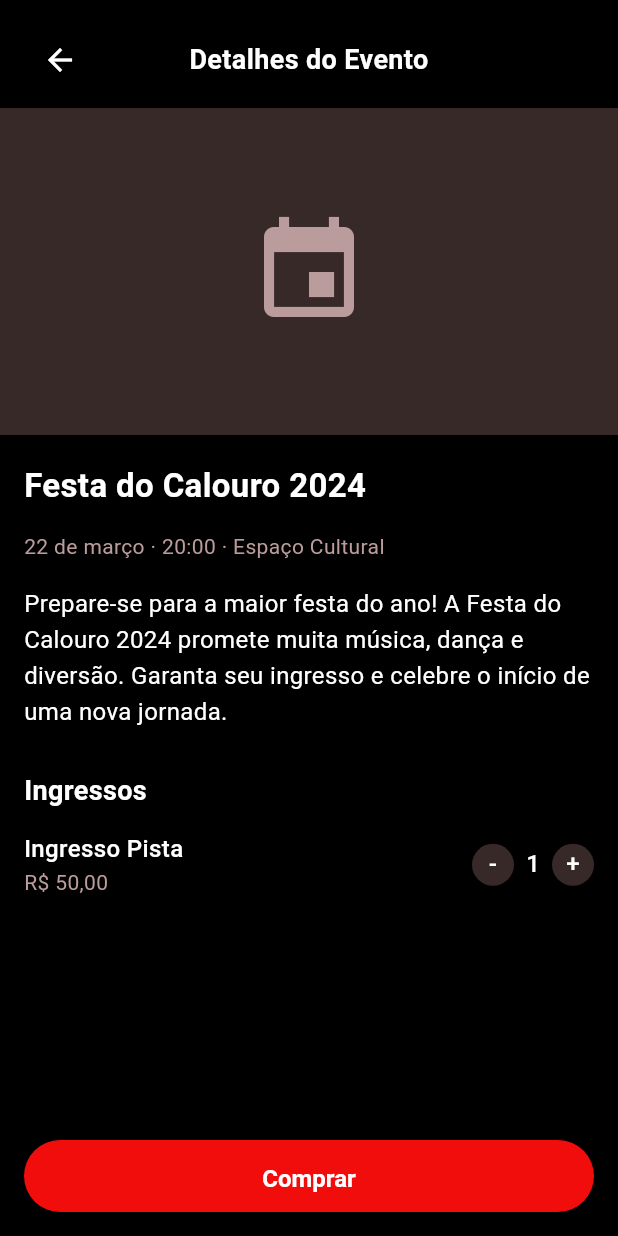
After one commit to VictorClarindo/borae-app, a Flutter app: the EventDetailsScreen screen opened by its route, on a phone screen of 412 x 824 dp. The commit adds this screen. Run offline on Flutter 3.47's test engine with Material 3 defaults, Android fonts, the phone set to English and light mode, and no system bars; Roboto replaces fonts that are missing (SplineSans).

Commit message:
Ajustes tela eventos

```diff
--- a/lib/main.dart
+++ b/lib/main.dart
@@ -3,6 +3,8 @@ import 'package:flutter/material.dart';
 import 'screens/auth/login.dart';
 import 'screens/auth/register.dart';
 import 'screens/event/createEvent.dart';
+import 'screens/event/event_details_screen.dart';
+import 'screens/event/purchase_success_screen.dart';
 import 'screens/main/main_screen.dart';
 import 'screens/tickets/tickets_screen.dart';
 import 'utils/app_colors.dart';
@@ -91,6 +93,8 @@ class BoraEApp extends StatelessWidget {
             const MainScreen(), // Tela principal com navegação animada
         AppRoutes.TICKETS: (context) => const TicketsScreen(),
         AppRoutes.CREATE_EVENT: (context) => const CreateEventScreen(),
+        AppRoutes.EVENT_DETAILS: (context) => const EventDetailsScreen(),
+        AppRoutes.PURCHASE_SUCCESS: (context) => const PurchaseSuccessScreen(),
       },
     );
   }
--- /dev/null
+++ b/lib/screens/event/event_details_screen.dart
@@ -0,0 +1,287 @@
+import 'package:flutter/material.dart';
+import '../../utils/app_colors.dart';
+import '../../utils/app_routes.dart';
+
+class EventDetailsScreen extends StatefulWidget {
+  const EventDetailsScreen({super.key});
+
+  @override
+  State<EventDetailsScreen> createState() => _EventDetailsScreenState();
+}
+
+class _EventDetailsScreenState extends State<EventDetailsScreen> {
+  int _ticketQuantity = 1;
+  Map<String, String>? eventData;
+
+  @override
+  void didChangeDependencies() {
+    super.didChangeDependencies();
+    eventData = ModalRoute.of(context)?.settings.arguments as Map<String, String>?;
+  }
+
+  @override
+  Widget build(BuildContext context) {
+    return Scaffold(
+      backgroundColor: AppColors.black,
+      body: Column(
+        children: [
+          Expanded(
+            child: SingleChildScrollView(
+              child: Column(
+                children: [
+                  _buildHeader(),
+                  _buildEventImage(),
+                  _buildEventTitle(),
+                  _buildEventDetails(),
+                  _buildEventDescription(),
+                  _buildTicketsSection(),
+                  _buildTicketSelector(),
+                ],
+              ),
+            ),
+          ),
+          _buildPurchaseButton(),
+        ],
+      ),
+    );
+  }
+
+  Widget _buildHeader() {
+    return Container(
+      width: double.infinity,
+      padding: const EdgeInsets.fromLTRB(16, 16, 16, 8),
+      height: 72,
+      decoration: const BoxDecoration(color: AppColors.black),
+      child: Row(
+        mainAxisAlignment: MainAxisAlignment.spaceBetween,
+        children: [
+          SizedBox(
+            width: 48,
+            height: 48,
+            child: IconButton(
+              icon: const Icon(Icons.arrow_back, color: AppColors.white, size: 24),
+              padding: EdgeInsets.zero,
+              onPressed: () => Navigator.of(context).pop(),
+            ),
+          ),
+          const Expanded(
+            child: Text(
+              'Detalhes do Evento',
+              textAlign: TextAlign.center,
+              style: TextStyle(
+                fontFamily: 'SplineSans',
+                fontWeight: FontWeight.bold,
+                fontSize: 18,
+                color: AppColors.white,
+              ),
+            ),
+          ),
+          const SizedBox(width: 48),
+        ],
+      ),
+    );
+  }
+
+  Widget _buildEventImage() {
+    return Container(
+      width: double.infinity,
+      height: 218,
+      decoration: BoxDecoration(
+        color: AppColors.inputBackground,
+      ),
+      child: const Icon(
+        Icons.event,
+        color: AppColors.textHint,
+        size: 80,
+      ),
+    );
+  }
+
+  Widget _buildEventTitle() {
+    return Container(
+      width: double.infinity,
+      padding: const EdgeInsets.fromLTRB(16, 20, 16, 12),
+      child: Text(
+        eventData?['title'] ?? 'Festa do Calouro 2024',
+        style: const TextStyle(
+          fontFamily: 'SplineSans',
+          fontWeight: FontWeight.bold,
+          fontSize: 22,
+          color: AppColors.white,
+          height: 1.27,
+        ),
+      ),
+    );
+  }
+
+  Widget _buildEventDetails() {
+    return Container(
+      width: double.infinity,
+      padding: const EdgeInsets.fromLTRB(16, 4, 16, 12),
+      child: Text(
+        eventData?['location'] ?? '22 de março · 20:00 · Espaço Cultural',
+        style: const TextStyle(
+          fontFamily: 'SplineSans',
+          fontWeight: FontWeight.w400,
+          fontSize: 14,
+          color: Color(0xFFBA9C9C),
+          height: 1.5,
+        ),
+      ),
+    );
+  }
+
+  Widget _buildEventDescription() {
+    return Container(
+      width: double.infinity,
+      padding: const EdgeInsets.fromLTRB(16, 4, 16, 12),
+      child: const Text(
+        'Prepare-se para a maior festa do ano! A Festa do Calouro 2024 promete muita música, dança e diversão. Garanta seu ingresso e celebre o início de uma nova jornada.',
+        style: TextStyle(
+          fontFamily: 'SplineSans',
+          fontWeight: FontWeight.w400,
+          fontSize: 16,
+          color: AppColors.white,
+          height: 1.5,
+        ),
+      ),
+    );
+  }
+
+  Widget _buildTicketsSection() {
+    return Container(
+      width: double.infinity,
+      padding: const EdgeInsets.fromLTRB(16, 16, 16, 8),
+      child: const Text(
+        'Ingressos',
+        style: TextStyle(
+          fontFamily: 'SplineSans',
+          fontWeight: FontWeight.bold,
+          fontSize: 18,
+          color: AppColors.white,
+          height: 1.28,
+        ),
+      ),
+    );
+  }
+
+  Widget _buildTicketSelector() {
+    return Container(
+      width: double.infinity,
+      padding: const EdgeInsets.fromLTRB(16, 8, 16, 0),
+      child: Row(
+        mainAxisAlignment: MainAxisAlignment.spaceBetween,
+        children: [
+          Column(
+            crossAxisAlignment: CrossAxisAlignment.start,
+            children: [
+              const Text(
+                'Ingresso Pista',
+                style: TextStyle(
+                  fontFamily: 'SplineSans',
+                  fontWeight: FontWeight.w500,
+                  fontSize: 16,
+                  color: AppColors.white,
+                  height: 1.5,
+                ),
+              ),
+              const Text(
+                'R\$ 50,00',
+                style: TextStyle(
+                  fontFamily: 'SplineSans',
+                  fontWeight: FontWeight.w400,
+                  fontSize: 14,
+                  color: Color(0xFFBA9C9C),
+                  height: 1.5,
+                ),
+              ),
+            ],
+          ),
+          Row(
+            children: [
+              _buildQuantityButton('-', () {
+                if (_ticketQuantity > 1) {
+                  setState(() {
+                    _ticketQuantity--;
+                  });
+                }
+              }),
+              const SizedBox(width: 8),
+              Text(
+                '$_ticketQuantity',
+                style: const TextStyle(
+                  fontFamily: 'SplineSans',
+                  fontWeight: FontWeight.w500,
+                  fontSize: 16,
+                  color: AppColors.white,
+                  height: 1.5,
+                ),
+              ),
+              const SizedBox(width: 8),
+              _buildQuantityButton('+', () {
+                setState(() {
+                  _ticketQuantity++;
+                });
+              }),
+            ],
+          ),
+        ],
+      ),
+    );
+  }
+
+  Widget _buildQuantityButton(String text, VoidCallback onPressed) {
+    return GestureDetector(
+      onTap: onPressed,
+      child: Container(
+        width: 28,
+        height: 28,
+        decoration: BoxDecoration(
+          color: const Color(0xFF382929),
+          borderRadius: BorderRadius.circular(14),
+        ),
+        child: Center(
+          child: Text(
+            text,
+            style: const TextStyle(
+              fontFamily: 'SplineSans',
+              fontWeight: FontWeight.w500,
+              fontSize: 16,
+              color: AppColors.white,
+              height: 1.5,
+            ),
+          ),
+        ),
+      ),
+    );
+  }
+
+  Widget _buildPurchaseButton() {
+    return Container(
+      width: double.infinity,
+      padding: const EdgeInsets.all(16),
+      child: ElevatedButton(
+        onPressed: () {
+          Navigator.of(context).pushNamed(AppRoutes.PURCHASE_SUCCESS);
+        },
+        style: ElevatedButton.styleFrom(
+          backgroundColor: AppColors.primaryRed,
+          minimumSize: const Size(double.infinity, 48),
+          shape: RoundedRectangleBorder(
+            borderRadius: BorderRadius.circular(24),
+          ),
+        ),
+        child: const Text(
+          'Comprar',
+          style: TextStyle(
+            fontFamily: 'SplineSans',
+            fontWeight: FontWeight.bold,
+            fontSize: 16,
+            color: AppColors.white,
+            height: 1.5,
+          ),
+        ),
+      ),
+    );
+  }
+}
--- a/lib/utils/app_routes.dart
+++ b/lib/utils/app_routes.dart
@@ -6,6 +6,7 @@ class AppRoutes {
   static const HOME = '/home';
   static const TICKETS = '/tickets';
   static const CREATE_EVENT = '/create-event';
+  static const EVENT_DETAILS = '/event-details';
+  static const PURCHASE_SUCCESS = '/purchase-success';
   // Adicione outras rotas aqui conforme for criando as telas
-  // static const EVENT_DETAILS = '/event-details';
 }
```
Also changed, not shown: lib/screens/event/purchase_success_screen.dart (added, +206 -0 lines), lib/screens/main/main_screen.dart (+31 -2 lines).
